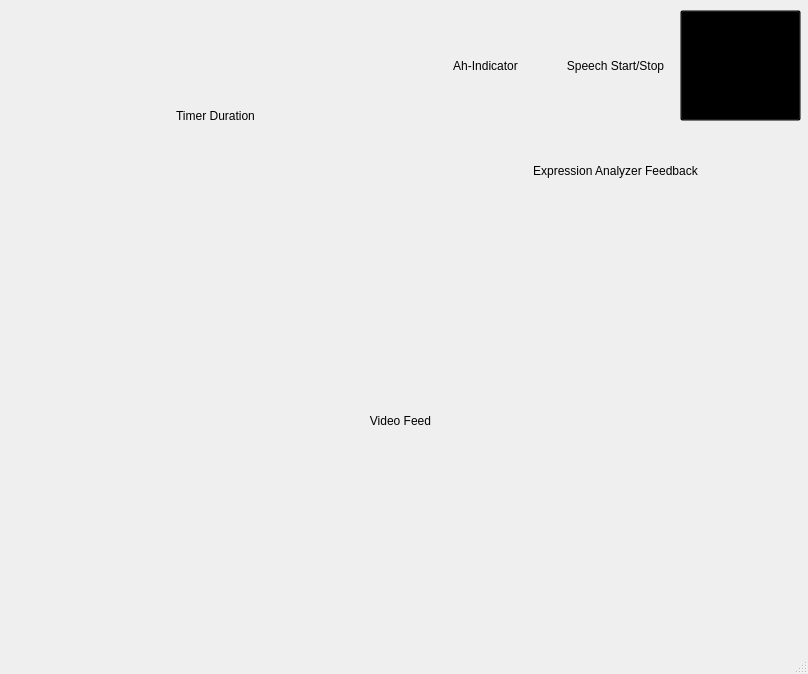
First picture: the form in QT UI/Presenter_UI.ui, repository petersdragon/SANE_Project, before the edit.
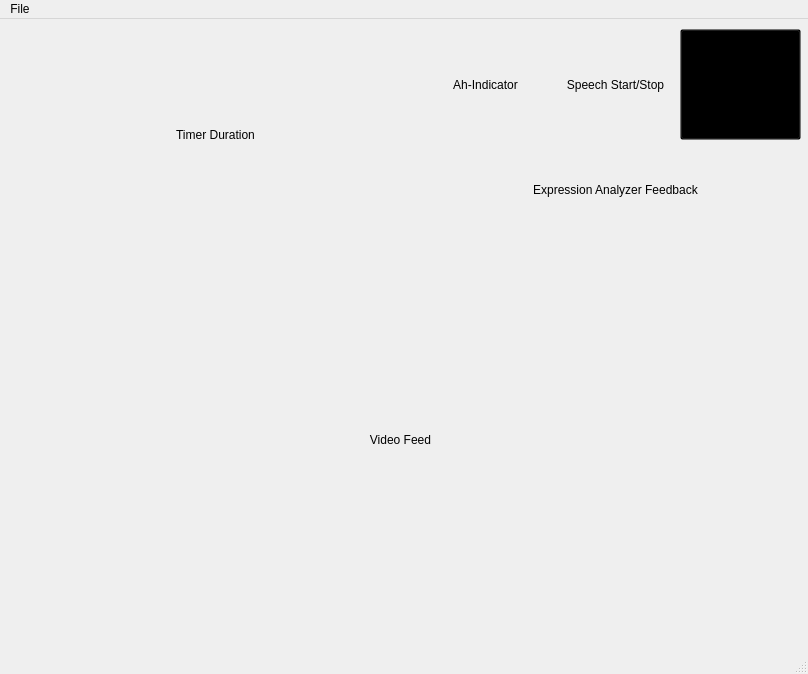
Second picture: the form after the edit. Icons and pictures are not drawn.

```diff
--- a/QT UI/Presenter_UI.ui
+++ b/QT UI/Presenter_UI.ui
@@ -169,9 +169,16 @@
      <x>0</x>
      <y>0</y>
      <width>808</width>
-     <height>26</height>
+     <height>21</height>
     </rect>
    </property>
+   <widget class="QMenu" name="menuQuit">
+    <property name="title">
+     <string>File</string>
+    </property>
+    <addaction name="actionQuit"/>
+   </widget>
+   <addaction name="menuQuit"/>
   </widget>
   <widget class="QStatusBar" name="statusbar"/>
  </widget>
```
Left out of the diff: 5 changed lines with no effect on the pictures.
